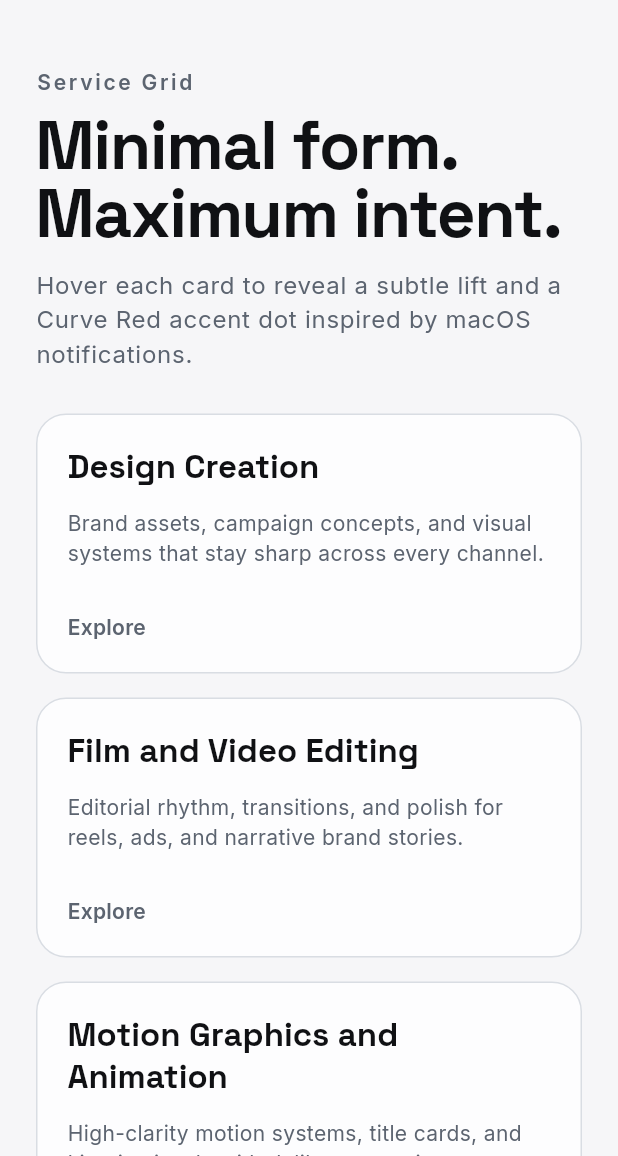
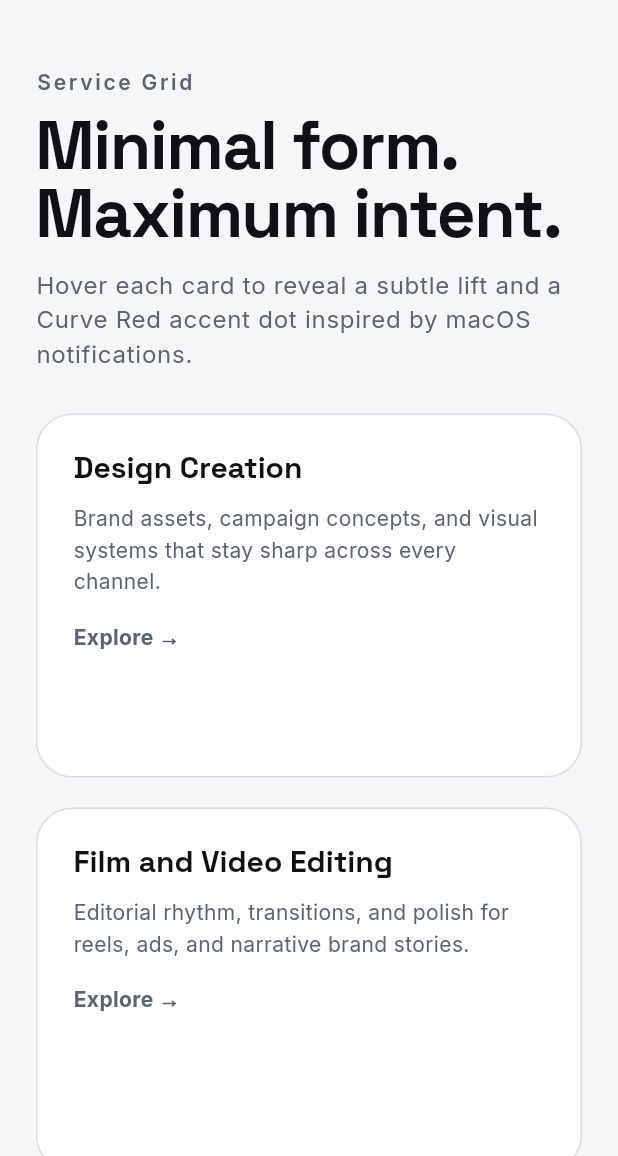
Before and after one commit to J3nrick/Creative-Curve-Web, a Flutter app: the ServiceGridScreen screen opened by its route, on a phone screen of 412 x 824 dp, the part 80-1236 px from its top. Run offline on Flutter 3.47's test engine with Material 3 defaults, Android fonts, the phone set to English and light mode, and no system bars; our stand-ins replace cached_network_image, figma_squircle, flutter_riverpod, go_router, google_fonts, riverpod_annotation; generated files the repository leaves out were written again.

Commit message:
feat: Update HomeHeroSection and ServiceGridScreen layout for improved responsiveness and visual consistency

```diff
--- a/lib/features/home/presentation/widgets/home_hero_section.dart
+++ b/lib/features/home/presentation/widgets/home_hero_section.dart
@@ -57,7 +57,7 @@ class HomeHeroSection extends StatelessWidget {
         mainAxisSize: MainAxisSize.min, // Vital: takes only needed space
         crossAxisAlignment: CrossAxisAlignment.start,
         children: <Widget>[
-          _HeroCopy(compact: true),
+          const _HeroCopy(compact: true),
           const SizedBox(height: 24),
           // DYNAMIC VISUAL BOX
           ConstrainedBox(
--- a/lib/features/service_grid/presentation/service_grid_screen.dart
+++ b/lib/features/service_grid/presentation/service_grid_screen.dart
@@ -85,12 +85,12 @@ class ServiceGridScreen extends StatelessWidget {
                   itemCount: _items.length,
                   gridDelegate: SliverGridDelegateWithFixedCrossAxisCount(
                     crossAxisCount: columns,
-                    crossAxisSpacing: 16,
-                    mainAxisSpacing: 16,
-                    childAspectRatio: columns == 1 ? 2.1 : 1.35,
+                    crossAxisSpacing: 20,
+                    mainAxisSpacing: 20,
+                    childAspectRatio: columns == 1 ? 1.5 : (columns == 2 ? 1.1 : 0.95),
                   ),
                   itemBuilder: (BuildContext context, int index) {
-                    final ({String title, String summary}) item = _items[index];
+                    final item = _items[index];
                     return _ServiceOutlineCard(
                       title: item.title,
                       summary: item.summary,
@@ -126,81 +126,65 @@ class _ServiceOutlineCardState extends State<_ServiceOutlineCard> {
       onExit: (_) => setState(() => _hovered = false),
       cursor: SystemMouseCursors.click,
       child: AnimatedContainer(
-        duration: const Duration(milliseconds: 220),
-        curve: Curves.easeOutCubic,
+        duration: const Duration(milliseconds: 250),
+        curve: Curves.easeOutQuart,
         transform: Matrix4.identity()
-          ..translateByDouble(0.0, _hovered ? -5.0 : 0.0, 0.0, 1.0),
-        padding: const EdgeInsets.all(20),
+          ..translateByDouble(0.0, _hovered ? -8.0 : 0.0, 0.0, 1.0),
+        padding: const EdgeInsets.all(24),
         decoration: BoxDecoration(
           color: AppColors.elevatedSurfaceFor(context),
-          borderRadius: BorderRadius.circular(20),
+          borderRadius: BorderRadius.circular(24),
           border: Border.all(
-            color: _hovered
-                ? AppColors.curveRed.withValues(alpha: 0.46)
-                : AppColors.strokeFor(context),
+            color: _hovered ? AppColors.curveRed : AppColors.strokeFor(context),
+            width: _hovered ? 1.5 : 1.0,
           ),
-          boxShadow: _hovered
-              ? <BoxShadow>[
-                  BoxShadow(
-                    color: AppColors.curveRed.withValues(alpha: 0.11),
-                    blurRadius: 20,
-                    offset: const Offset(0, 10),
-                  ),
-                ]
-              : const <BoxShadow>[],
         ),
         child: Column(
           crossAxisAlignment: CrossAxisAlignment.start,
+          mainAxisSize: MainAxisSize.min,
           children: <Widget>[
             Row(
-              children: <Widget>[
+              mainAxisAlignment: MainAxisAlignment.spaceBetween,
+              crossAxisAlignment: CrossAxisAlignment.start,
+              children: [
                 Expanded(
                   child: Text(
                     widget.title,
-                    style: Theme.of(context)
-                        .textTheme
-                        .titleLarge
-                        ?.copyWith(fontWeight: FontWeight.w700),
+                    style: Theme.of(context).textTheme.titleLarge?.copyWith(
+                          fontWeight: FontWeight.w800,
+                          fontSize: 20,
+                          height: 1.1,
+                        ),
                   ),
                 ),
-                AnimatedScale(
-                  duration: const Duration(milliseconds: 180),
-                  curve: Curves.easeOut,
-                  scale: _hovered ? 1.0 : 0.6,
-                  child: AnimatedOpacity(
-                    duration: const Duration(milliseconds: 180),
-                    opacity: _hovered ? 1 : 0,
-                    child: Container(
-                      width: 10,
-                      height: 10,
-                      decoration: const BoxDecoration(
-                        color: AppColors.curveRed,
-                        shape: BoxShape.circle,
-                      ),
+                const SizedBox(width: 8),
+                if (_hovered)
+                  Container(
+                    width: 8,
+                    height: 8,
+                    margin: const EdgeInsets.only(top: 6),
+                    decoration: const BoxDecoration(
+                      color: AppColors.curveRed,
+                      shape: BoxShape.circle,
                     ),
                   ),
-                ),
               ],
             ),
-            const SizedBox(height: 14),
+            const SizedBox(height: 12),
             Text(
               widget.summary,
-              style: Theme.of(context)
-                  .textTheme
-                  .bodyMedium
-                  ?.copyWith(color: AppColors.mutedFor(context)),
+              style: Theme.of(context).textTheme.bodyMedium?.copyWith(
+                    color: AppColors.mutedFor(context),
+                    height: 1.5,
+                  ),
             ),
-            const Spacer(),
-            const SizedBox(height: 10),
+            const SizedBox(height: 16),
             Text(
-              'Explore',
-              style: Theme.of(context).textTheme.bodyMedium?.copyWith(
-                    color: _hovered
-                        ? AppColors.textFor(context)
-                        : AppColors.mutedFor(context),
-                    fontWeight: FontWeight.w600,
-                    letterSpacing: 0.2,
-                  ),
+              'Explore →',
+              style: TextStyle(
+                color: _hovered ? AppColors.textFor(context) : AppColors.mutedFor(context),
+                fontWeight: FontWeight.bold,
+              ),
             ),
           ],
         ),
```
